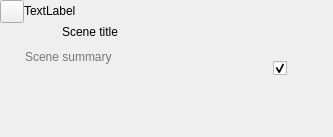
Above: ui/beat_widget.ui from zkovari/plotlyst before the change. Below: the same form after it.
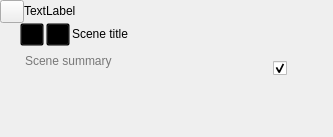
That is the form after the change. Custom widgets are drawn as their Qt base class.

```diff
--- a/ui/beat_widget.ui
+++ b/ui/beat_widget.ui
@@ -153,9 +153,6 @@
             </property>
             <item>
              <widget class="QToolButton" name="btnPov">
-              <property name="styleSheet">
-               <string notr="true">border: 0px;</string>
-              </property>
               <property name="text">
                <string/>
               </property>
@@ -163,9 +160,6 @@
             </item>
             <item>
              <widget class="QToolButton" name="btnSceneType">
-              <property name="styleSheet">
-               <string notr="true">border: 0px;</string>
-              </property>
               <property name="text">
                <string/>
               </property>
```
Left out of the diff: 6 changed lines with no effect on the pictures.
